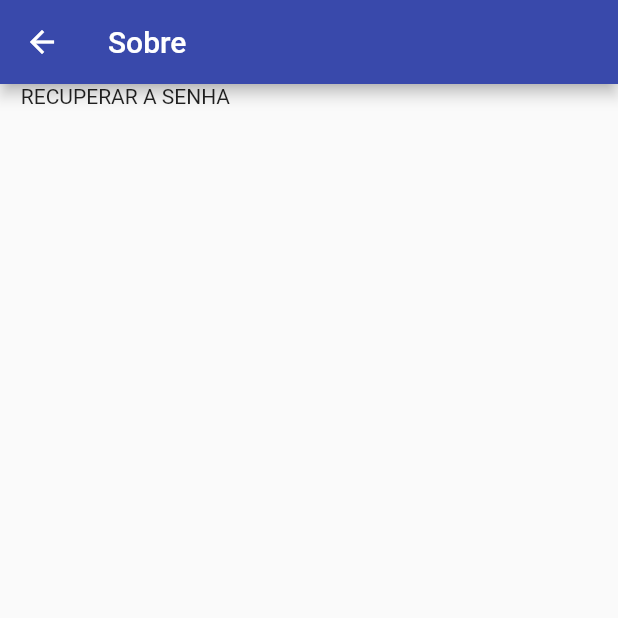
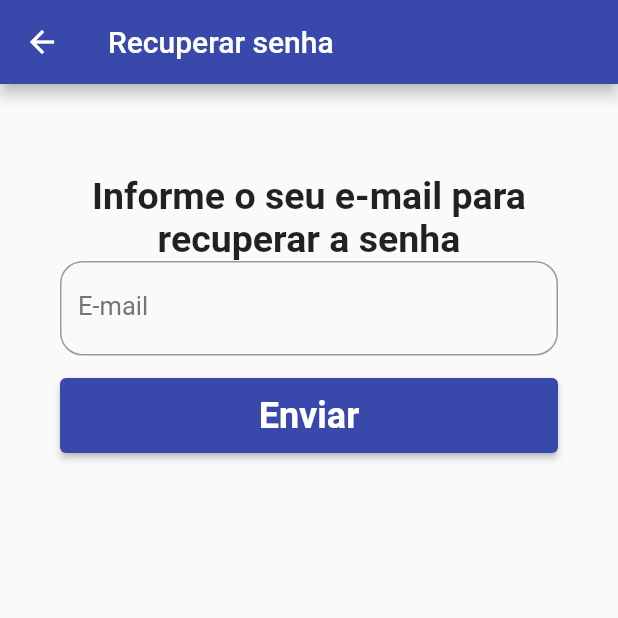
Before and after one commit to alifi3988/TeaKids, a Flutter app: the Recuperar screen opened by its route, on a phone screen of 412 x 824 dp, the top half of it. Run offline on Flutter 3.47's test engine with Material 2 defaults, Android fonts, the phone set to English and light mode, and no system bars.

Commit message:
Atualização

```diff
--- a/lib/main.dart
+++ b/lib/main.dart
@@ -23,8 +23,8 @@ void main() => runApp(
           't3': (context) => Tela1(),
           't4': (context) => Tela2(),
           't5': (context) => Tela3(),
-          't6': (context) => Tela4(),
-          't7': (context) => Cadastro(),
+          't6': (context) => const Tela4(),
+          't7': (context) => const Cadastro(),
           't8': (context) => const Relatorio(),
           't9': (context) => Sobre(),
           't10': (context) => const Recuperar(),
--- a/lib/view/animais.dart
+++ b/lib/view/animais.dart
@@ -7,6 +7,7 @@ class Tela4 extends StatefulWidget {
   State<StatefulWidget> createState() => _Tela4State();
 }
 
+//mudei aqui
 class _Tela4State extends State<Tela4> {
   @override
   Widget build(BuildContext context) {
--- a/lib/view/memoria.dart
+++ b/lib/view/memoria.dart
@@ -10,8 +10,7 @@ class _Tela1State extends State<Tela1> {
   Widget build(BuildContext context) {
     // TODO: implement build
     return Scaffold(
-        body: Container(
-          child: ListView(
+        body: ListView(
           children: <Widget>[
             SizedBox(
               width: 400,
@@ -19,7 +18,6 @@ class _Tela1State extends State<Tela1> {
               child: Image.asset("lib/imagens/6_teste.png"),
             ),
           ],
-          ),
         ),
         appBar: AppBar(
           title: const Text(
--- a/lib/view/recuperar.dart
+++ b/lib/view/recuperar.dart
@@ -13,10 +13,87 @@ class _RecuperarState extends State<Recuperar> {
   Widget build(BuildContext context) {
     return Scaffold(
       appBar: AppBar(
-        title: const Text('Sobre'),
+        title: const Text('Recuperar senha'),
         backgroundColor: Colors.indigo.shade600,
       ),
-      body: const Text("    RECUPERAR A SENHA"),
+      body: ListView(
+        padding: const EdgeInsets.only(
+          top: 60,
+          left: 40,
+          right: 40,
+        ),
+        children: <Widget>[
+          const Text(
+            "Informe o seu e-mail para recuperar a senha",
+            textAlign: TextAlign.center,
+            style: TextStyle(fontWeight: FontWeight.bold, fontSize: 25),
+          ),
+          CaixaTexto('E-mail', 'Informe o seu e-mail'),
+          const SizedBox(height: 15),
+          botao("Enviar")
+        ],
+      ),
     );
   }
+
+  CaixaTexto(campo, descricao) {
+    return TextFormField(
+        //controller: _mailInputController,
+        style: TextStyle(
+          fontSize: 20,
+          color: Colors.grey.shade900,
+        ),
+        decoration: InputDecoration(
+          labelText: campo,
+          labelStyle: TextStyle(
+            fontSize: 17,
+            color: Colors.grey.shade600,
+          ),
+          hintText: descricao,
+          border: OutlineInputBorder(
+            borderRadius: BorderRadius.circular(15),
+          ),
+        ));
+  }
+
+  botao(rotulo) {
+    return SizedBox(
+      width: 250,
+      height: 50,
+      child: ElevatedButton(
+        //evento que será disparado quando o usuário
+        //acionar o botão
+        onPressed: () {
+          caixaDialogo(
+              "E-mail de recuperação encaminhado para o e-mail, por favor, verificar!");
+        },
+        child: Text(
+          rotulo,
+          style: const TextStyle(fontSize: 24, fontWeight: FontWeight.bold),
+        ),
+
+        style: ElevatedButton.styleFrom(
+          primary: Colors.indigo.shade600,
+        ),
+      ),
+    );
+  }
+
+  caixaDialogo(msg) {
+    return showDialog(
+        context: context,
+        builder: (BuildContext context) {
+          return AlertDialog(
+            title: const Text(''),
+            content: Text(msg),
+            actions: [
+              TextButton(
+                  onPressed: () {
+                    Navigator.of(context).pop();
+                  },
+                  child: const Text('fechar')),
+            ],
+          );
+        });
+  }
 }
--- a/pubspec.yaml
+++ b/pubspec.yaml
@@ -65,6 +65,7 @@ flutter:
   - lib/imagens/7_teste.png
   - lib/imagens/8_teste.png
   - lib/imagens/9_teste.png
+  - lib/imagens/jogos_imagem/quebra_cabeca.png
   #   - images/a_dot_ham.jpeg
 
   # An image asset can refer to one or more resolution-specific "variants", see
```
Also changed, not shown: lib/view/login.dart (+3 -4 lines), lib/view/principal.dart (+31 -6 lines), lib/view/sobre.dart (+7 -1 lines), lib/imagens/jogos_imagem/quebra_cabeca.png (added). Lines whose indentation alone changed are shown as unchanged.
